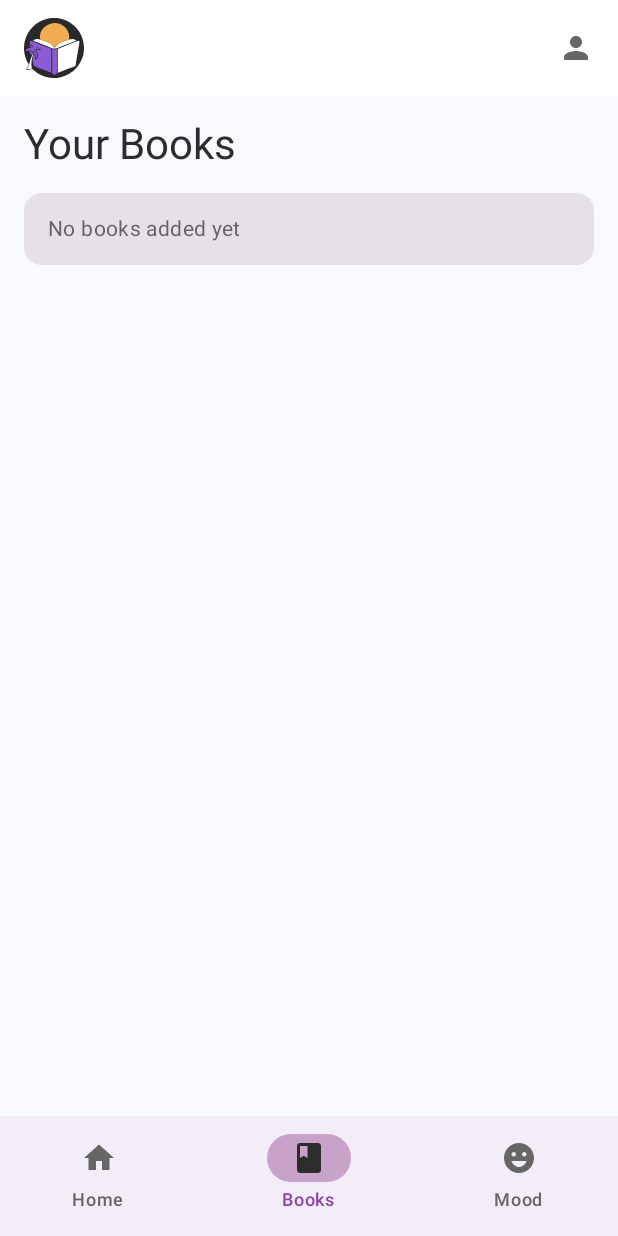
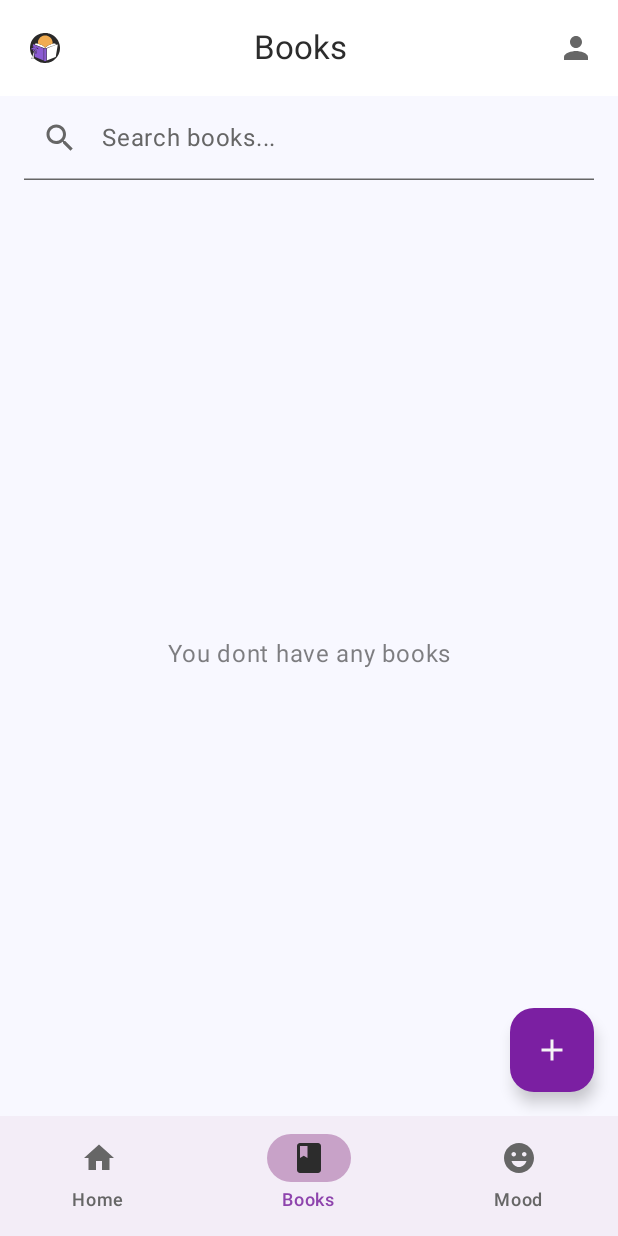
Before and after one commit to DefriDwamn/BookReflect, an Android app built with Jetpack Compose: the HomeScreen screen opened through its navigation route, item 2 of the bottom bar chosen, on a phone screen of 412 x 824 dp. Run offline under Robolectric (Android 15) with nearby library versions, the phone set to English and light mode, and no system bars; our stand-ins replace Dagger/Hilt's generated code, Firebase (no records; nobody signed in at launch, a user with empty details on screens opened directly).

Commit message:
feat: screen and viewmodel for books and edit navigation

```diff
--- a/app/src/main/java/com/defri/bookreflect/presentation/MainActivity.kt
+++ b/app/src/main/java/com/defri/bookreflect/presentation/MainActivity.kt
@@ -59,7 +59,11 @@ fun BookReflectApp() {
                 }
                 composable("home") {
                     HomeScreen(
-                        onNavigateToProfile = { navController.navigate("profile") }
+                        onNavigateToProfile = { navController.navigate("profile") },
+                        //TODO: навигация на экран добавления книги
+                        onNavigateToAddBook = {},
+                        //TODO: навигация на детали книги
+                        onNavigateToBookDetail = { }
                     )
                 }
                 composable("forgot_password") {
--- /dev/null
+++ b/app/src/main/java/com/defri/bookreflect/presentation/books/BooksScreen.kt
@@ -0,0 +1,137 @@
+package com.defri.bookreflect.presentation.books
+
+import androidx.compose.foundation.layout.*
+import androidx.compose.foundation.lazy.LazyColumn
+import androidx.compose.foundation.lazy.items
+import androidx.compose.material.icons.Icons
+import androidx.compose.material.icons.filled.Add
+import androidx.compose.material.icons.filled.Search
+import androidx.compose.material3.*
+import androidx.compose.runtime.*
+import androidx.compose.ui.Alignment
+import androidx.compose.ui.Modifier
+import androidx.compose.ui.graphics.Color
+import androidx.compose.ui.text.style.TextAlign
+import androidx.compose.ui.unit.LayoutDirection
+import androidx.compose.ui.unit.dp
+import androidx.hilt.navigation.compose.hiltViewModel
+import com.defri.bookreflect.data.model.Book
+import com.defri.bookreflect.data.model.BookStatus
+import com.defri.bookreflect.presentation.books.components.BookCard
+
+@OptIn(ExperimentalMaterial3Api::class)
+@Composable
+fun BooksScreen(
+    viewModel: BooksViewModel = hiltViewModel(),
+    onNavigateToAddBook: () -> Unit,
+    onNavigateToBookDetail: (String) -> Unit
+) {
+    val state by viewModel.state.collectAsState()
+    var searchQuery by remember { mutableStateOf("") }
+
+    Scaffold(
+        floatingActionButton = {
+            FloatingActionButton(
+                onClick = onNavigateToAddBook,
+                containerColor = MaterialTheme.colorScheme.primary
+            ) {
+                Icon(Icons.Default.Add, "Add Book")
+            }
+        }
+    ) { paddingValues ->
+        Column(
+            modifier = Modifier
+                .fillMaxSize()
+                .padding(
+                    PaddingValues(
+                        start = paddingValues.calculateStartPadding(LayoutDirection.Ltr),
+                        end = paddingValues.calculateEndPadding(LayoutDirection.Ltr),
+                        bottom = paddingValues.calculateBottomPadding()
+                    )
+                )
+                .padding(horizontal = 16.dp),
+        ) {
+            TextField(
+                value = searchQuery,
+                onValueChange = { searchQuery = it },
+                placeholder = { Text("Search books...") },
+                leadingIcon = { Icon(Icons.Default.Search, contentDescription = null) },
+                modifier = Modifier
+                    .fillMaxWidth(),
+                singleLine = true,
+                colors = TextFieldDefaults.colors(
+                    focusedContainerColor = Color.Transparent,
+                    unfocusedContainerColor = Color.Transparent
+                )
+            )
+
+            Spacer(modifier = Modifier.height(8.dp))
+
+            val filteredBooks = if (searchQuery.isNotEmpty()) {
+                state.books.filter {
+                    it.title.contains(searchQuery, ignoreCase = true) ||
+                            it.author.contains(searchQuery, ignoreCase = true)
+                }
+            } else {
+                state.books
+            }
+
+            Box(modifier = Modifier.fillMaxSize()) {
+                when {
+                    state.isLoading -> CircularProgressIndicator(
+                        modifier = Modifier.align(Alignment.Center)
+                    )
+
+                    filteredBooks.isEmpty() -> EmptyBooksList()
+
+                    else -> BooksList(
+                        books = filteredBooks,
+                        onBookClick = onNavigateToBookDetail,
+                        onStatusChange = { bookId, status ->
+                            viewModel.handleEvent(BooksEvent.UpdateStatus(bookId, status))
+                        }
+                    )
+                }
+            }
+        }
+    }
+}
+
+@Composable
+private fun BooksList(
+    books: List<Book>,
+    onBookClick: (String) -> Unit,
+    onStatusChange: (String, BookStatus) -> Unit
+) {
+    LazyColumn(
+        modifier = Modifier.fillMaxSize(),
+        contentPadding = PaddingValues(16.dp),
+        verticalArrangement = Arrangement.spacedBy(16.dp)
+    ) {
+        items(books, key = { it.id }) { book ->
+            BookCard(
+                book = book,
+                onBookClick = { onBookClick(book.id) },
+                onStatusChange = { status -> onStatusChange(book.id, status) }
+            )
+        }
+    }
+}
+
+@Composable
+private fun EmptyBooksList() {
+    Column(
+        modifier = Modifier
+            .fillMaxSize()
+            .padding(32.dp),
+        horizontalAlignment = Alignment.CenterHorizontally,
+        verticalArrangement = Arrangement.Center
+    ) {
+        Text(
+            text = "You dont have any books",
+            style = MaterialTheme.typography.bodyLarge,
+            textAlign = TextAlign.Center,
+            color = MaterialTheme.colorScheme.onSurface.copy(alpha = 0.6f)
+        )
+    }
+}
--- /dev/null
+++ b/app/src/main/java/com/defri/bookreflect/presentation/books/BooksViewModel.kt
@@ -0,0 +1,78 @@
+package com.defri.bookreflect.presentation.books
+
+import com.defri.bookreflect.core.BaseViewModel
+import com.defri.bookreflect.core.Result
+import com.defri.bookreflect.data.model.Book
+import com.defri.bookreflect.data.model.BookStatus
+import com.defri.bookreflect.domain.usecase.books.AddBookUseCase
+import com.defri.bookreflect.domain.usecase.books.GetBooksUseCase
+import com.defri.bookreflect.domain.usecase.books.UpdateStatusUseCase
+import dagger.hilt.android.lifecycle.HiltViewModel
+import javax.inject.Inject
+
+@HiltViewModel
+class BooksViewModel @Inject constructor(
+    private val addBookUseCase: AddBookUseCase,
+    private val updateStatusUseCase: UpdateStatusUseCase,
+    private val getBooksUseCase: GetBooksUseCase
+) : BaseViewModel<BooksState, BooksEvent>() {
+
+    override fun initialState(): BooksState = BooksState()
+
+    override fun handleEvent(event: BooksEvent) {
+        when (event) {
+            is BooksEvent.AddBook -> addBook(event.book)
+            is BooksEvent.UpdateStatus -> updateStatus(event.bookId, event.status)
+            BooksEvent.LoadBooks -> loadBooks()
+        }
+    }
+
+    private fun loadBooks() {
+        launchWithLoading(
+            onStart = { copy(isLoading = true) },
+            onError = { copy(isLoading = false, error = it.message) },
+            onComplete = { copy(isLoading = false) }
+        ) {
+            val books = getBooksUseCase()
+            if (books is Result.Success && books.data != null) {
+                setState { copy(books = books.data) }
+            } else if (books is Result.Error) {
+                setState { copy(error = books.exception.message) }
+            }
+        }
+    }
+
+    private fun addBook(book: Book) {
+        launchWithLoading(
+            onStart = { copy(isLoading = true) },
+            onError = { copy(isLoading = false, error = it.message) },
+            onComplete = { copy(isLoading = false) }
+        ) {
+            addBookUseCase(book)
+            loadBooks()
+        }
+    }
+
+    private fun updateStatus(bookId: String, status: BookStatus) {
+        launchWithLoading(
+            onStart = { copy(isLoading = true) },
+            onError = { copy(isLoading = false, error = it.message) },
+            onComplete = { copy(isLoading = false) }
+        ) {
+            updateStatusUseCase(bookId, status)
+            loadBooks()
+        }
+    }
+}
+
+data class BooksState(
+    val isLoading: Boolean = false,
+    val error: String? = null,
+    val books: List<Book> = emptyList()
+)
+
+sealed class BooksEvent {
+    data class AddBook(val book: Book) : BooksEvent()
+    data class UpdateStatus(val bookId: String, val status: BookStatus) : BooksEvent()
+    object LoadBooks : BooksEvent()
+}
--- a/app/src/main/java/com/defri/bookreflect/presentation/home/HomeScreen.kt
+++ b/app/src/main/java/com/defri/bookreflect/presentation/home/HomeScreen.kt
@@ -6,17 +6,21 @@ import androidx.compose.material.icons.Icons
 import androidx.compose.material.icons.filled.*
 import androidx.compose.material3.*
 import androidx.compose.runtime.*
+import androidx.compose.ui.Alignment
 import androidx.compose.ui.Modifier
 import androidx.compose.ui.graphics.vector.ImageVector
 import androidx.compose.ui.layout.ContentScale
 import androidx.compose.ui.res.painterResource
 import androidx.compose.ui.unit.dp
 import com.defri.bookreflect.R
+import com.defri.bookreflect.presentation.books.BooksScreen
 
 @OptIn(ExperimentalMaterial3Api::class)
 @Composable
 fun HomeScreen(
-    onNavigateToProfile: () -> Unit
+    onNavigateToProfile: () -> Unit,
+    onNavigateToAddBook: () -> Unit,
+    onNavigateToBookDetail: (String) -> Unit
 ) {
     var selectedTab by remember { mutableIntStateOf(0) }
     val tabs = listOf(
@@ -29,10 +33,25 @@ fun HomeScreen(
         topBar = {
             TopAppBar(
                 title = {
+                    Box(
+                        modifier = Modifier
+                            .fillMaxWidth()
+                            .padding(horizontal = 56.dp)
+                    ) {
+                        Text(
+                            text = tabs[selectedTab].title,
+                            style = MaterialTheme.typography.titleLarge,
+                            modifier = Modifier.align(Alignment.Center)
+                        )
+                    }
+                },
+                navigationIcon = {
                     Image(
                         painter = painterResource(id = R.drawable.logo_background),
                         contentDescription = "BookReflect Logo",
-                        modifier = Modifier.size(40.dp),
+                        modifier = Modifier
+                            .size(36.dp)
+                            .padding(start = 16.dp),
                         contentScale = ContentScale.Fit
                     )
                 },
@@ -66,7 +85,10 @@ fun HomeScreen(
         ) {
             when (selectedTab) {
                 0 -> HomeContent()
-                1 -> BooksContent()
+                1 -> BooksScreen(
+                    onNavigateToAddBook = onNavigateToAddBook,
+                    onNavigateToBookDetail = onNavigateToBookDetail
+                )
                 2 -> MoodContent()
             }
         }
@@ -119,7 +141,6 @@ private fun HomeContent() {
             modifier = Modifier.padding(vertical = 8.dp)
         )
 
-        // Placeholder for recent books list
         Card(
             modifier = Modifier.fillMaxWidth(),
             shape = MaterialTheme.shapes.medium
@@ -129,38 +150,6 @@ private fun HomeContent() {
             ) {
                 Text(
                     text = "No recent books yet",
-                    style = MaterialTheme.typography.bodyMedium,
-                    color = MaterialTheme.colorScheme.onSurface.copy(alpha = 0.7f)
-                )
-            }
-        }
-    }
-}
-
-@Composable
-private fun BooksContent() {
-    Column(
-        modifier = Modifier
-            .fillMaxSize()
-            .padding(16.dp)
-    ) {
-        Text(
-            text = "Your Books",
-            style = MaterialTheme.typography.headlineMedium
-        )
-
-        Spacer(modifier = Modifier.height(16.dp))
-
-        // Placeholder for books list
-        Card(
-            modifier = Modifier.fillMaxWidth(),
-            shape = MaterialTheme.shapes.medium
-        ) {
-            Column(
-                modifier = Modifier.padding(16.dp)
-            ) {
-                Text(
-                    text = "No books added yet",
                     style = MaterialTheme.typography.bodyMedium,
                     color = MaterialTheme.colorScheme.onSurface.copy(alpha = 0.7f)
                 )
```
Also changed, not shown: app/src/main/java/com/defri/bookreflect/presentation/books/components/BookCard.kt (added, +102 -0 lines), app/src/main/res/drawable/ic_book_placeholder.xml (added, +10 -0 lines).
